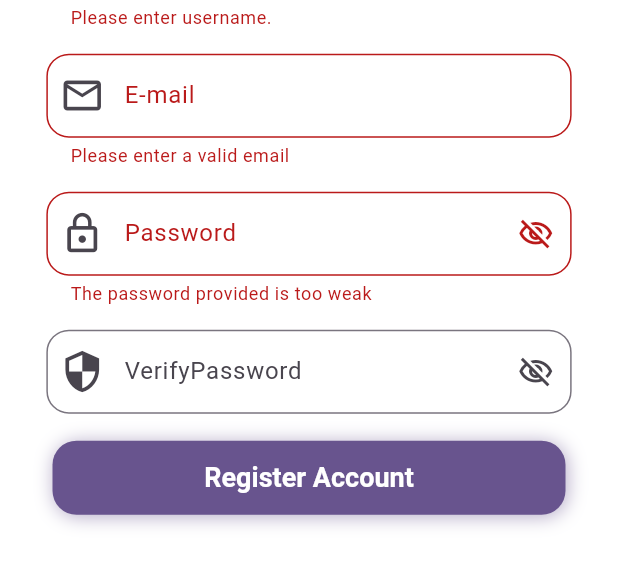
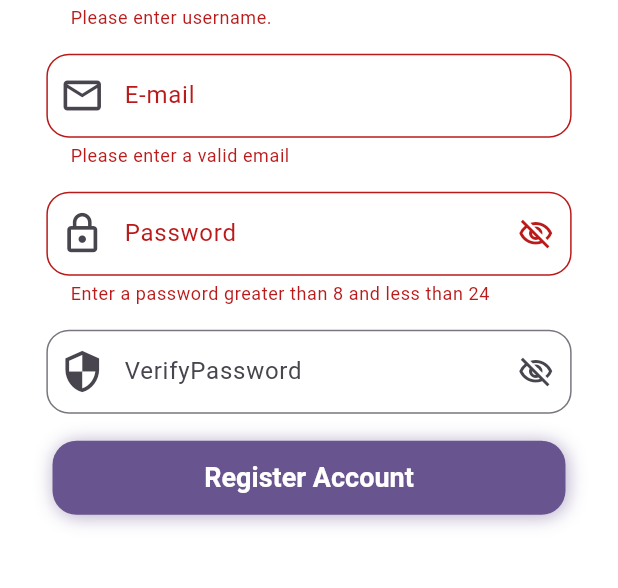
Before and after one commit to VuHieu257/app_M-Hike, a Flutter app: the SignUpScreen screen opened directly, after a tap on "Register Account", on a phone screen of 412 x 824 dp, the part 535-1123 px from its top. Run offline on Flutter 3.47's test engine with Material 3 defaults, Android fonts, the phone set to English and light mode, and no system bars; our stand-ins replace cloud_firestore, email_validator, firebase_auth, firebase_core, get, image_picker; accounts and stored records are empty; network calls fail.

Commit message:
complete app

```diff
--- a/lib/screen/sign_up_screen.dart
+++ b/lib/screen/sign_up_screen.dart
@@ -29,11 +29,11 @@ class _RegisterAcountState extends State<SignUpScreen> {
   bool obscurrentText = true;
   bool obscurrentTextVerify = true;
   bool isSigningUp = false;
+  String validEmail="";
   String validPassword="";
 
   final user = FirebaseAuth.instance.currentUser;
 
-  // final FirebaseAuthService _auth = FirebaseAuthService();
   @override
   void dispose() {
     // TODO: implement dispose
@@ -115,7 +115,11 @@ class _RegisterAcountState extends State<SignUpScreen> {
                                           child: SizedBox(
                                             width: width*0.85,
                                             child: TextFormField(
-                                              validator:(value) => EmailValidator.validate(value!) ? null : "Please enter a valid email",
+                                              validator:(value) =>
+                                              EmailValidator.validate(value!) ?
+                                              // (validEmail?null:"Email already exists. Please use another email.")
+                                              (validEmail=="The email address is already in use by another account."? validEmail : null)
+                                                  : "Please enter a valid email",
                                               keyboardType: TextInputType.emailAddress,
                                               controller: _userEmailController,
                                               decoration: const InputDecoration(
@@ -136,7 +140,7 @@ class _RegisterAcountState extends State<SignUpScreen> {
                                           child: SizedBox(
                                             width: width*0.85,
                                             child: TextFormField(
-                                              validator:(value) => validPassword=="The password provided is too weak" ? validPassword :"The password provided is too weak",
+                                              validator:(value) =>(value!.length >= 8 && value!.length<=24)?(validPassword=="The password provided is too weak"? validPassword :null):"Enter a password greater than 8 and less than 24",
                                               keyboardType: TextInputType.emailAddress,
                                               controller: _userPasswordController,
                                               obscureText: obscurrentText,
@@ -146,7 +150,7 @@ class _RegisterAcountState extends State<SignUpScreen> {
                                                   borderSide: BorderSide(width: 1),
                                                   borderRadius: BorderRadius.all(Radius.circular(15)),
                                                 ),
-                                                prefixIcon: Icon(Icons.lock_outline,size: 30,),
+                                                prefixIcon: const Icon(Icons.lock_outline,size: 30,),
                                                 hintText: "Enter Password",
                                                 labelText: "Password",
                                                 suffixIcon: GestureDetector(
@@ -198,46 +202,48 @@ class _RegisterAcountState extends State<SignUpScreen> {
                                   InkWell(
                                     splashColor: Colors.transparent,
                                     onTap: () async {
-                                      if(_formKey.currentState!.validate()){
                                       final message = await AuthService().registration(
                                         email: _userEmailController.text,
                                         password: _userPasswordController.text,
                                       );
-                                        if (message!.contains('Success')) {
-                                          Navigator.of(context).pushReplacement(
-                                              MaterialPageRoute(builder: (context) => const SignInScreen()));
-                                        }
+                                      setState(() {
+                                        validPassword = message!;
+                                        validEmail = message;
+                                      });
+                                      if(_formKey.currentState!.validate()){
+                                        if (message!.contains("The account already exists for that email.") ||
+                                            message.contains("The password provided is too weak.")) {
                                           ScaffoldMessenger.of(context).showSnackBar(
                                             SnackBar(
                                               content: Text(message),
                                             ),
                                           );
-                                        setState(() {
-                                          validPassword=message;
-                                        });
-                                        UserData user=UserData(
-                                          displayName:_userNameController.text,
+                                        } else if (message.contains('Success')) {
+                                          Navigator.of(context).pushReplacement(
+                                              MaterialPageRoute(builder: (context) => const SignInScreen()));
+                                          UserData user = UserData(
+                                            displayName: _userNameController.text,
                                             email: _userEmailController.text,
-                                          password:_userPasswordController.text,
+                                            password: _userPasswordController.text,
                                           );
                                           _databaseService.addUserData(user);
                                         }
+                                      }
                                     },
                                     child: Container(
-                                      height:height*0.06,
-                                      margin: const EdgeInsets.symmetric(vertical: 10,horizontal: 35),
+                                      height: height * 0.06,
+                                      margin: const EdgeInsets.symmetric(vertical: 10, horizontal: 35),
                                       decoration: BoxDecoration(
-                                        // color: Color(0xFF00B6F0),
                                         color: Theme.of(context).colorScheme.primary,
                                         borderRadius: const BorderRadius.all(
                                           Radius.circular(16.0),
                                         ),
                                         boxShadow: <BoxShadow>[
                                           BoxShadow(
-                                              color: Theme.of(context).colorScheme.primary
-                                                  .withOpacity(0.5),
+                                            color: Theme.of(context).colorScheme.primary.withOpacity(0.5),
                                             offset: const Offset(1.1, 1.1),
-                                              blurRadius: 10.0),
+                                            blurRadius: 10.0,
+                                          ),
                                         ],
                                       ),
                                       child: const Center(
@@ -254,6 +260,7 @@ class _RegisterAcountState extends State<SignUpScreen> {
                                       ),
                                     ),
                                   ),
+
                                 ],
                               ),
                             ),
@@ -294,27 +301,4 @@ class _RegisterAcountState extends State<SignUpScreen> {
       ),
     );
   }
-  // Padding customTextFormField(double width,String validate,TextEditingController _controller,IconData icon,String title){
-  //   return Padding(
-  //     padding: const EdgeInsets.symmetric(vertical:8.0),
-  //     child: SizedBox(
-  //       width: width*0.85,
-  //       child: TextFormField(
-  //         validator:validate,
-  //         keyboardType: TextInputType.emailAddress,
-  //         controller: _controller,
-  //         decoration: InputDecoration(
-  //           alignLabelWithHint: true,
-  //           border: const OutlineInputBorder(
-  //             borderSide: BorderSide(width: 1),
-  //             borderRadius: BorderRadius.all(Radius.circular(15)),
-  //           ),
-  //           prefixIcon: Icon(icon,size: 30,),
-  //           hintText: "Enter $title",
-  //           labelText: title,
-  //         ),
-  //       ),
-  //     ),
-  //   );
-  // }
 }
--- a/lib/service/user_auth.dart
+++ b/lib/service/user_auth.dart
@@ -3,21 +3,48 @@ import 'package:firebase_auth/firebase_auth.dart';
 import 'package:flutter/cupertino.dart';
 import 'package:image_picker/image_picker.dart';
 class AuthService {
+  // Future<String?> registration({
+  //   required String email,
+  //   required String password,
+  // }) async {
+  //   try {
+  //     await FirebaseAuth.instance.createUserWithEmailAndPassword(
+  //       email: email,
+  //       password: password,
+  //     );
+  //     return 'Success';
+  //   } on FirebaseAuthException catch (e) {
+  //     if (e.code == 'weak-password') {
+  //       return 'The password provided is too weak.';
+  //     } else if (e.code == 'email-already-in-use') {
+  //       return 'The account already exists for that email.';
+  //     } else {
+  //       return e.message;
+  //     }
+  //   } catch (e) {
+  //     return e.toString();
+  //   }
+  // }
   Future<String?> registration({
     required String email,
     required String password,
   }) async {
     try {
-      await FirebaseAuth.instance.createUserWithEmailAndPassword(
-        email: email,
-        password: password,
-      );
-      return 'Success';
+      final methods = await FirebaseAuth.instance.fetchSignInMethodsForEmail(email);
+      if (methods.isNotEmpty) {
+        // Email đã được sử dụng cho việc đăng ký
+        return 'The account already exists for that email.';
+      } else {
+        // Email chưa được sử dụng, tiến hành tạo tài khoản mới
+        await FirebaseAuth.instance.createUserWithEmailAndPassword(
+          email: email,
+          password: password,
+        );
+        return 'Success';
+      }
     } on FirebaseAuthException catch (e) {
       if (e.code == 'weak-password') {
         return 'The password provided is too weak.';
-      } else if (e.code == 'email-already-in-use') {
-        return 'The account already exists for that email.';
       } else {
         return e.message;
       }
```
Lines whose indentation alone changed are shown as unchanged.
